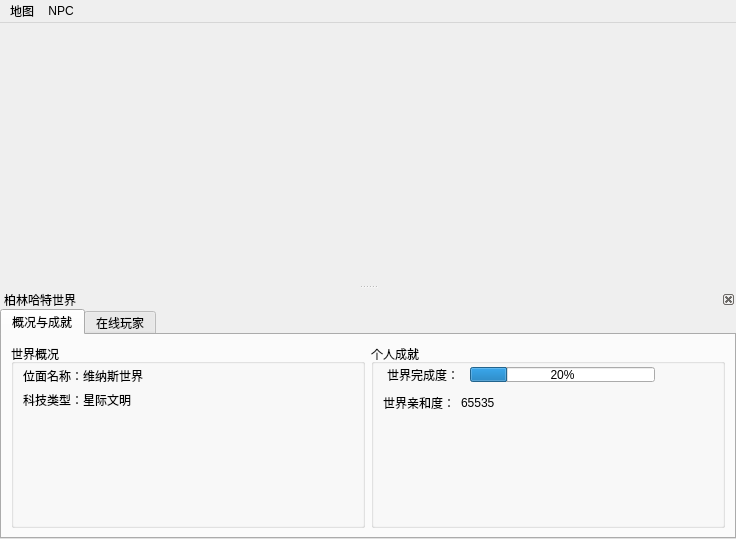
Old version of the form src/coeus/coeus_client_qt/game_map_view.ui in the repository AngryPowman/Coeus.
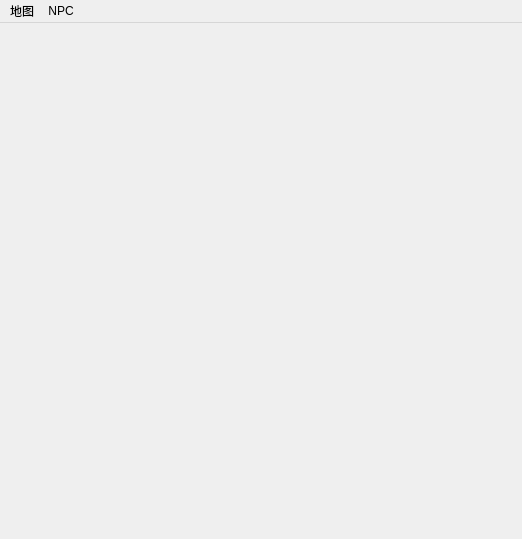
New version of the form.

What changed in the file:
```diff
--- a/src/coeus/coeus_client_qt/game_map_view.ui
+++ b/src/coeus/coeus_client_qt/game_map_view.ui
@@ -6,7 +6,7 @@
    <rect>
     <x>0</x>
     <y>0</y>
-    <width>736</width>
+    <width>522</width>
     <height>539</height>
    </rect>
   </property>
@@ -27,7 +27,7 @@
     <rect>
      <x>0</x>
      <y>0</y>
-     <width>736</width>
+     <width>522</width>
      <height>21</height>
     </rect>
    </property>
@@ -56,330 +56,6 @@
    <addaction name="menu"/>
    <addaction name="menuNPC"/>
   </widget>
-  <widget class="QDockWidget" name="dockWidget">
-   <property name="features">
-    <set>QDockWidget::DockWidgetClosable</set>
-   </property>
-   <property name="allowedAreas">
-    <set>Qt::BottomDockWidgetArea</set>
-   </property>
-   <property name="windowTitle">
-    <string>柏林哈特世界</string>
-   </property>
-   <attribute name="dockWidgetArea">
-    <number>8</number>
-   </attribute>
-   <widget class="QWidget" name="dockWidgetContents">
-    <layout class="QHBoxLayout" name="horizontalLayout">
-     <property name="leftMargin">
-      <number>0</number>
-     </property>
-     <property name="topMargin">
-      <number>0</number>
-     </property>
-     <property name="rightMargin">
-      <number>0</number>
-     </property>
-     <property name="bottomMargin">
-      <number>0</number>
-     </property>
-     <item>
-      <widget class="QTabWidget" name="buttomInfoTabWidget">
-       <property name="currentIndex">
-        <number>0</number>
-       </property>
-       <widget class="QWidget" name="tab">
-        <attribute name="title">
-         <string>概况与成就</string>
-        </attribute>
-        <layout class="QHBoxLayout" name="horizontalLayout_3">
-         <item>
-          <widget class="QGroupBox" name="groupBox_2">
-           <property name="title">
-            <string>世界概况</string>
-           </property>
-           <widget class="QLabel" name="label">
-            <property name="geometry">
-             <rect>
-              <x>12</x>
-              <y>24</y>
-              <width>157</width>
-              <height>16</height>
-             </rect>
-            </property>
-            <property name="text">
-             <string>位面名称：维纳斯世界</string>
-            </property>
-           </widget>
-           <widget class="QLabel" name="label_2">
-            <property name="geometry">
-             <rect>
-              <x>12</x>
-              <y>48</y>
-              <width>157</width>
-              <height>16</height>
-             </rect>
-            </property>
-            <property name="text">
-             <string>科技类型：星际文明</string>
-            </property>
-           </widget>
-          </widget>
-         </item>
-         <item>
-          <widget class="QGroupBox" name="groupBox">
-           <property name="title">
-            <string>个人成就</string>
-           </property>
-           <widget class="QWidget" name="layoutWidget">
-            <property name="geometry">
-             <rect>
-              <x>12</x>
-              <y>48</y>
-              <width>329</width>
-              <height>21</height>
-             </rect>
-            </property>
-            <layout class="QGridLayout" name="gridLayout_2">
-             <item row="0" column="0" alignment="Qt::AlignHCenter">
-              <widget class="QLabel" name="label_4">
-               <property name="sizePolicy">
-                <sizepolicy hsizetype="Expanding" vsizetype="Minimum">
-                 <horstretch>0</horstretch>
-                 <verstretch>0</verstretch>
-                </sizepolicy>
-               </property>
-               <property name="maximumSize">
-                <size>
-                 <width>73</width>
-                 <height>19</height>
-                </size>
-               </property>
-               <property name="text">
-                <string>世界亲和度：</string>
-               </property>
-              </widget>
-             </item>
-             <item row="0" column="1">
-              <widget class="QLabel" name="label_5">
-               <property name="sizePolicy">
-                <sizepolicy hsizetype="Expanding" vsizetype="Minimum">
-                 <horstretch>0</horstretch>
-                 <verstretch>0</verstretch>
-                </sizepolicy>
-               </property>
-               <property name="text">
-                <string>65535</string>
-               </property>
-              </widget>
-             </item>
-            </layout>
-           </widget>
-           <widget class="QWidget" name="">
-            <property name="geometry">
-             <rect>
-              <x>12</x>
-              <y>20</y>
-              <width>317</width>
-              <height>22</height>
-             </rect>
-            </property>
-            <layout class="QGridLayout" name="gridLayout">
-             <item row="0" column="0">
-              <widget class="QLabel" name="label_3">
-               <property name="sizePolicy">
-                <sizepolicy hsizetype="Expanding" vsizetype="Fixed">
-                 <horstretch>0</horstretch>
-                 <verstretch>0</verstretch>
-                </sizepolicy>
-               </property>
-               <property name="maximumSize">
-                <size>
-                 <width>73</width>
-                 <height>16</height>
-                </size>
-               </property>
-               <property name="text">
-                <string>世界完成度：</string>
-               </property>
-              </widget>
-             </item>
-             <item row="0" column="1">
-              <widget class="QProgressBar" name="progressBar">
-               <property name="maximumSize">
-                <size>
-                 <width>185</width>
-                 <height>15</height>
-                </size>
-               </property>
-               <property name="value">
-                <number>20</number>
-               </property>
-               <property name="alignment">
-                <set>Qt::AlignCenter</set>
-               </property>
-               <property name="orientation">
-                <enum>Qt::Horizontal</enum>
-               </property>
-               <property name="invertedAppearance">
-                <bool>false</bool>
-               </property>
-               <property name="textDirection">
-                <enum>QProgressBar::TopToBottom</enum>
-               </property>
-              </widget>
-             </item>
-             <item row="0" column="2">
-              <spacer name="horizontalSpacer">
-               <property name="orientation">
-                <enum>Qt::Horizontal</enum>
-               </property>
-               <property name="sizeType">
-                <enum>QSizePolicy::Fixed</enum>
-               </property>
-               <property name="sizeHint" stdset="0">
-                <size>
-                 <width>40</width>
-                 <height>20</height>
-                </size>
-               </property>
-              </spacer>
-             </item>
-            </layout>
-           </widget>
-          </widget>
-         </item>
-        </layout>
-       </widget>
-       <widget class="QWidget" name="tab_3">
-        <attribute name="title">
-         <string>在线玩家</string>
-        </attribute>
-        <layout class="QHBoxLayout" name="horizontalLayout_2">
-         <property name="leftMargin">
-          <number>4</number>
-         </property>
-         <property name="topMargin">
-          <number>4</number>
-         </property>
-         <property name="rightMargin">
-          <number>4</number>
-         </property>
-         <property name="bottomMargin">
-          <number>4</number>
-         </property>
-         <item>
-          <widget class="QTreeWidget" name="treeWidget">
-           <property name="font">
-            <font>
-             <family>微软雅黑</family>
-            </font>
-           </property>
-           <property name="rootIsDecorated">
-            <bool>false</bool>
-           </property>
-           <property name="uniformRowHeights">
-            <bool>true</bool>
-           </property>
-           <property name="itemsExpandable">
-            <bool>false</bool>
-           </property>
-           <attribute name="headerCascadingSectionResizes">
-            <bool>false</bool>
-           </attribute>
-           <attribute name="headerHighlightSections">
-            <bool>true</bool>
-           </attribute>
-           <column>
-            <property name="text">
-             <string>玩家名称</string>
-            </property>
-           </column>
-           <column>
-            <property name="text">
-             <string>身份</string>
-            </property>
-           </column>
-           <column>
-            <property name="text">
-             <string>状态</string>
-            </property>
-           </column>
-           <item>
-            <property name="text">
-             <string>不射脸还是好朋友</string>
-            </property>
-            <property name="text">
-             <string>位面统治者</string>
-            </property>
-            <property name="text">
-             <string>正在调整世界法则</string>
-            </property>
-           </item>
-           <item>
-            <property name="text">
-             <string>老肉鸡</string>
-            </property>
-            <property name="text">
-             <string>位面资源检察官</string>
-            </property>
-            <property name="text">
-             <string>正在调整传送价格</string>
-            </property>
-           </item>
-           <item>
-            <property name="text">
-             <string>卢峰满</string>
-            </property>
-            <property name="text">
-             <string>永久居民</string>
-            </property>
-            <property name="text">
-             <string>正在战斗</string>
-            </property>
-           </item>
-           <item>
-            <property name="text">
-             <string>魂魄妖梦</string>
-            </property>
-            <property name="text">
-             <string>永久居民</string>
-            </property>
-            <property name="text">
-             <string>正在采矿</string>
-            </property>
-           </item>
-           <item>
-            <property name="text">
-             <string>卡拉</string>
-            </property>
-            <property name="text">
-             <string>永久居民</string>
-            </property>
-            <property name="text">
-             <string>待机</string>
-            </property>
-           </item>
-           <item>
-            <property name="text">
-             <string>比你·有钱</string>
-            </property>
-            <property name="text">
-             <string>旅行者</string>
-            </property>
-            <property name="text">
-             <string>待机</string>
-            </property>
-           </item>
-          </widget>
-         </item>
-        </layout>
-       </widget>
-      </widget>
-     </item>
-    </layout>
-   </widget>
-  </widget>
   <action name="action200">
    <property name="text">
     <string>200%</string>
```
